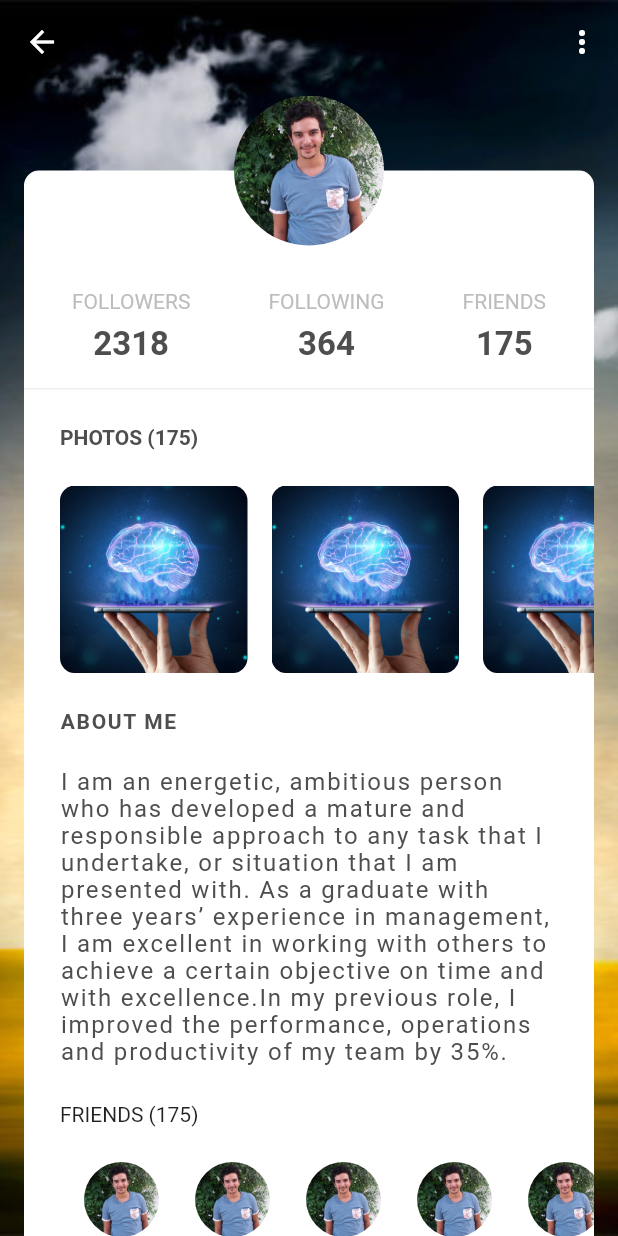
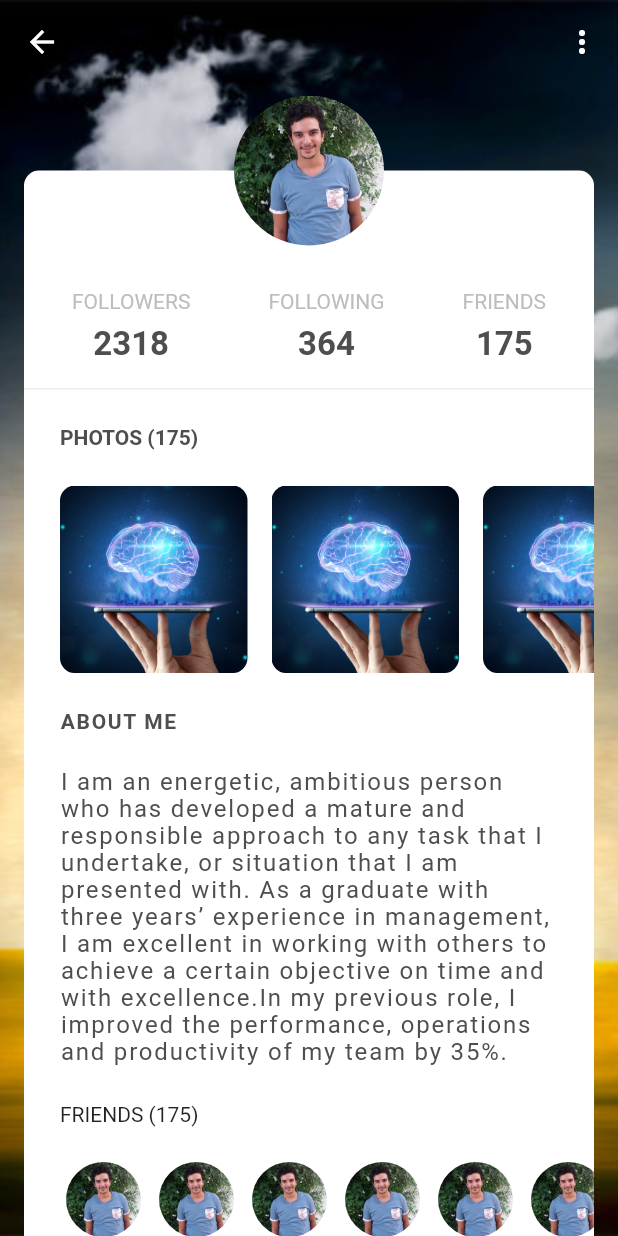
Before and after one commit to yosri9/flutter_ui, a Flutter app: the screen it shows after launch, scrolled down 174 dp, on a phone screen of 412 x 824 dp. Run offline on Flutter 3.47's test engine with Material 2 defaults, Android fonts, the phone set to English and light mode, and no system bars; our stand-ins replace font_awesome_flutter.

Commit message:
profile 3 adjust contact listView

```diff
--- a/lib/profiles/profiles_3/profile.dart
+++ b/lib/profiles/profiles_3/profile.dart
@@ -310,7 +310,7 @@ class _Profile3State extends State<Profile3> {
         scrollDirection: Axis.horizontal,
         children: List.generate(25, (index){
           return Padding(
-            padding: EdgeInsets.only(left: 16,right: 8),
+            padding: EdgeInsets.only(left: 4,right: 8),
             child: Container(
               width: 50,
               height: 50,
```
